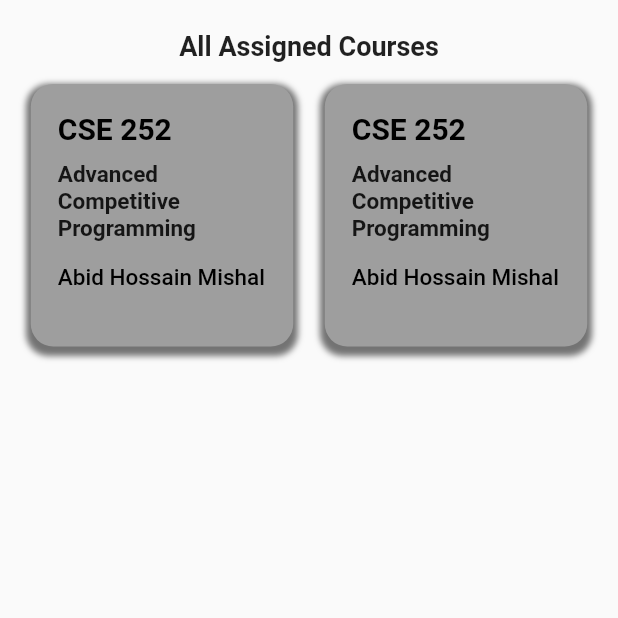
After one commit to Alve-2019331050/proxy-killer, a Flutter app: the ManageCourse screen opened directly, on a phone screen of 412 x 824 dp, the top half of it. The commit adds this screen. Run offline on Flutter 3.47's test engine with Material 2 defaults, Android fonts, the phone set to English and light mode, and no system bars.

Commit message:
Added manage course option for admin

```diff
--- a/lib/main.dart
+++ b/lib/main.dart
@@ -15,7 +15,7 @@ class MyApp extends StatelessWidget {
   Widget build(BuildContext context) {
     return MaterialApp(
       debugShowCheckedModeBanner: false,
-      home: StudentHome(),
+      home: AdminHome(),
     );
   }
 }
--- a/lib/screens/home/admin/home.dart
+++ b/lib/screens/home/admin/home.dart
@@ -1,4 +1,5 @@
 import 'package:flutter/material.dart';
+import 'package:proxy_killer/screens/home/admin/manage_course.dart';
 import 'package:proxy_killer/screens/home/admin/register_student.dart';
 import 'package:proxy_killer/screens/home/admin/register_teacher.dart';
 import 'package:proxy_killer/screens/models/menuItems.dart';
@@ -18,6 +19,7 @@ class _AdminHomeState extends State<AdminHome> {
     MenuItems(text: 'Dashboard',icon: Icons.dashboard_outlined,tap: Dashboard()),
     MenuItems(text: 'Register New Teacher',icon: Icons.app_registration_outlined,tap: RegisterTeacher()),
     MenuItems(text: 'Register New Student',icon: Icons.app_registration_outlined,tap: RegisterStudent()),
+    MenuItems(text: 'Manage Courses',icon: Icons.settings_applications_outlined, tap: ManageCourse()),
     MenuItems(text: 'Logout',icon: Icons.logout_outlined,tap: Dashboard())
   ];
   @override
--- /dev/null
+++ b/lib/screens/home/admin/manage_course.dart
@@ -0,0 +1,47 @@
+import 'package:flutter/material.dart';
+import 'package:proxy_killer/screens/models/courseCard.dart';
+
+class ManageCourse extends StatefulWidget {
+  const ManageCourse({Key? key}) : super(key: key);
+
+  @override
+  State<ManageCourse> createState() => _ManageCourseState();
+}
+
+class _ManageCourseState extends State<ManageCourse> {
+  @override
+  Widget build(BuildContext context) {
+    return Scaffold(
+      body: Padding(
+        padding: EdgeInsets.symmetric(horizontal:20,vertical:20),
+        child: SingleChildScrollView(
+          child: Column(
+            children: [
+              Text(
+                'All Assigned Courses',
+                style: TextStyle(
+                  fontSize: 18.0,
+                  fontWeight: FontWeight.bold,
+                ),
+              ),
+              SizedBox(height:10.0),
+              Column(
+                children: [
+                  //course card will be added,currently dummy data
+                  Row(
+                    mainAxisAlignment: MainAxisAlignment.spaceEvenly,
+                    children: [
+                      CourseCard(),
+                      SizedBox(width: 20.0,),
+                      CourseCard(),
+                    ],
+                  ),
+                ],
+              )
+            ],
+          ),
+        ),
+      ),
+    );
+  }
+}
--- /dev/null
+++ b/lib/screens/models/courseCard.dart
@@ -0,0 +1,71 @@
+import 'package:flutter/material.dart';
+
+class CourseCard extends StatefulWidget {
+  const CourseCard({Key? key}) : super(key: key);
+
+  @override
+  State<CourseCard> createState() => _CourseCardState();
+}
+
+class _CourseCardState extends State<CourseCard> {
+  @override
+  Widget build(BuildContext context) {
+    return Container(
+      margin: EdgeInsets.only(top:5.0),
+      width:175,
+      height:175,
+      decoration: BoxDecoration(
+        color: Colors.grey[500],
+        borderRadius: BorderRadius.circular(15),
+        // ignore: prefer_const_literals_to_create_immutables
+        boxShadow: [
+          BoxShadow(
+            color: Colors.black54,
+            spreadRadius: 3,
+            blurRadius: 3,
+            offset: Offset(0,3),
+          ),
+        ],
+      ),
+      child: Padding(
+        padding: EdgeInsets.symmetric(horizontal:10,vertical:10),
+        child: TextButton(
+          child: Column(
+            crossAxisAlignment: CrossAxisAlignment.start,
+            children: [
+              Text(
+                'CSE 252',
+                style: TextStyle(
+                  fontWeight: FontWeight.bold,
+                  fontSize: 20.0,
+                  color: Colors.black,
+                ),
+              ),
+              SizedBox(height: 10.0),
+              Text(
+                'Advanced Competitive Programming',
+                style: TextStyle(
+                  fontWeight: FontWeight.bold,
+                  fontSize: 15.0,
+                  color: Colors.black87,
+                ),
+              ),
+              SizedBox(height: 15.0),
+              Text(
+                'Abid Hossain Mishal',
+                style: TextStyle(
+                  fontSize: 15.0,
+                  fontWeight: FontWeight.w500,
+                  color: Colors.black,
+                ),
+              ),
+            ],
+          ),
+          onPressed: (){
+            print('Clicked');
+          },
+        ),
+      ),
+    );
+  }
+}
```
